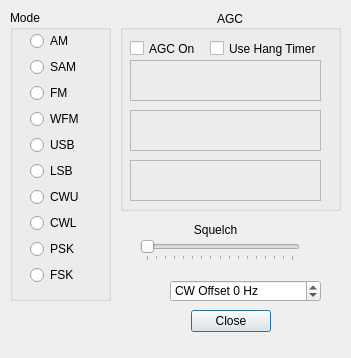
First picture: the form in winforms/demodsetupdlg.ui, repository rafael2k/CuteSDR, before the edit.
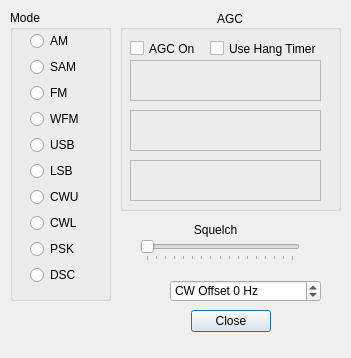
Second picture: the form after the edit. Custom widgets are drawn as their Qt base class.

The edit to the form file:
```diff
--- a/winforms/demodsetupdlg.ui
+++ b/winforms/demodsetupdlg.ui
@@ -117,7 +117,7 @@
      <item>
       <widget class="QRadioButton" name="FSKradioButton">
        <property name="text">
-        <string>FSK</string>
+        <string>DSC</string>
        </property>
       </widget>
      </item>
```
